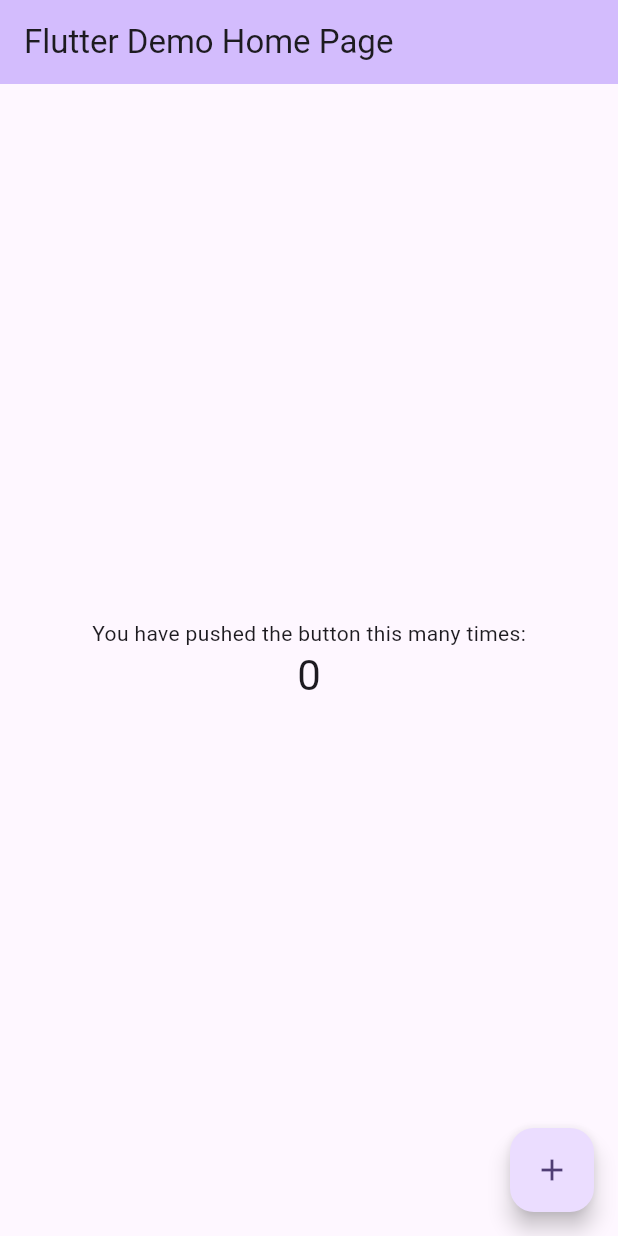
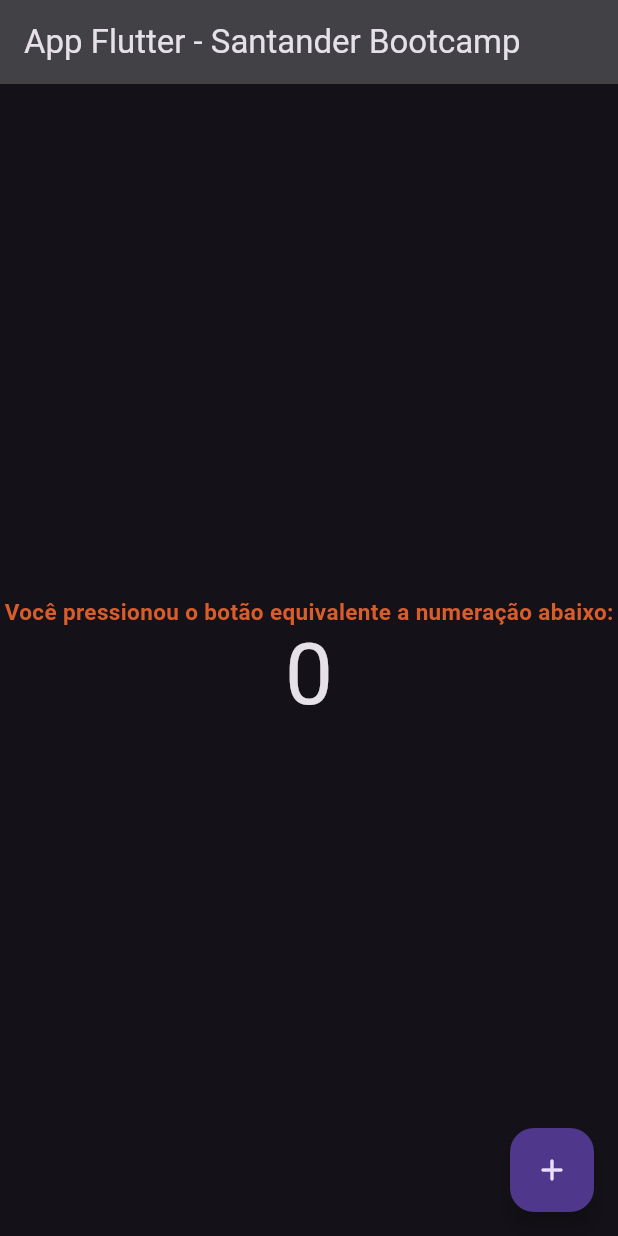
Before and after one commit to mourajrs/diomeuappflutter, a Flutter app: the screen it shows after launch, on a phone screen of 412 x 824 dp. Run offline on Flutter 3.47's test engine with Material 2 defaults, Android fonts, the phone set to English and light mode, and no system bars.

Commit message:
style(main): add dark theme and change font color

```diff
--- a/lib/main.dart
+++ b/lib/main.dart
@@ -13,43 +13,17 @@ class MyApp extends StatelessWidget {
     return MaterialApp(
       title: 'Flutter Demo',
       theme: ThemeData(
-        // This is the theme of your application.
-        //
-        // TRY THIS: Try running your application with "flutter run". You'll see
-        // the application has a blue toolbar. Then, without quitting the app,
-        // try changing the seedColor in the colorScheme below to Colors.green
-        // and then invoke "hot reload" (save your changes or press the "hot
-        // reload" button in a Flutter-supported IDE, or press "r" if you used
-        // the command line to start the app).
-        //
-        // Notice that the counter didn't reset back to zero; the application
-        // state is not lost during the reload. To reset the state, use hot
-        // restart instead.
-        //
-        // This works for code too, not just values: Most code changes can be
-        // tested with just a hot reload.
-        colorScheme: ColorScheme.fromSeed(seedColor: Colors.deepPurple),
+        brightness: Brightness.dark,
         useMaterial3: true,
       ),
-      home: const MyHomePage(title: 'Flutter Demo Home Page'),
+      home: const MyHomePage(title: 'App Flutter - Santander Bootcamp'),
     );
   }
 }
 
 class MyHomePage extends StatefulWidget {
   const MyHomePage({super.key, required this.title});
-
-  // This widget is the home page of your application. It is stateful, meaning
-  // that it has a State object (defined below) that contains fields that affect
-  // how it looks.
-
-  // This class is the configuration for the state. It holds the values (in this
-  // case the title) provided by the parent (in this case the App widget) and
-  // used by the build method of the State. Fields in a Widget subclass are
-  // always marked "final".
-
   final String title;
-
   @override
   State<MyHomePage> createState() => _MyHomePageState();
 }
@@ -59,58 +33,30 @@ class _MyHomePageState extends State<MyHomePage> {
 
   void _incrementCounter() {
     setState(() {
-      // This call to setState tells the Flutter framework that something has
-      // changed in this State, which causes it to rerun the build method below
-      // so that the display can reflect the updated values. If we changed
-      // _counter without calling setState(), then the build method would not be
-      // called again, and so nothing would appear to happen.
       _counter++;
     });
   }
 
   @override
   Widget build(BuildContext context) {
-    // This method is rerun every time setState is called, for instance as done
-    // by the _incrementCounter method above.
-    //
-    // The Flutter framework has been optimized to make rerunning build methods
-    // fast, so that you can just rebuild anything that needs updating rather
-    // than having to individually change instances of widgets.
     return Scaffold(
       appBar: AppBar(
-        // TRY THIS: Try changing the color here to a specific color (to
-        // Colors.amber, perhaps?) and trigger a hot reload to see the AppBar
-        // change color while the other colors stay the same.
-        backgroundColor: Theme.of(context).colorScheme.inversePrimary,
-        // Here we take the value from the MyHomePage object that was created by
-        // the App.build method, and use it to set our appbar title.
+        backgroundColor: Theme.of(context).splashColor,
         title: Text(widget.title),
       ),
       body: Center(
-        // Center is a layout widget. It takes a single child and positions it
-        // in the middle of the parent.
         child: Column(
-          // Column is also a layout widget. It takes a list of children and
-          // arranges them vertically. By default, it sizes itself to fit its
-          // children horizontally, and tries to be as tall as its parent.
-          //
-          // Column has various properties to control how it sizes itself and
-          // how it positions its children. Here we use mainAxisAlignment to
-          // center the children vertically; the main axis here is the vertical
-          // axis because Columns are vertical (the cross axis would be
-          // horizontal).
-          //
-          // TRY THIS: Invoke "debug painting" (choose the "Toggle Debug Paint"
-          // action in the IDE, or press "p" in the console), to see the
-          // wireframe for each widget.
           mainAxisAlignment: MainAxisAlignment.center,
           children: <Widget>[
             const Text(
-              'You have pushed the button this many times:',
-            ),
+                'Você pressionou o botão equivalente a numeração abaixo:',
+                style: TextStyle(
+                    color: Color.fromARGB(255, 217, 93, 43),
+                    fontSize: 15,
+                    fontWeight: FontWeight.bold)),
             Text(
               '$_counter',
-              style: Theme.of(context).textTheme.headlineMedium,
+              style: Theme.of(context).textTheme.displayLarge,
             ),
           ],
         ),
@@ -118,8 +64,8 @@ class _MyHomePageState extends State<MyHomePage> {
       floatingActionButton: FloatingActionButton(
         onPressed: _incrementCounter,
         tooltip: 'Increment',
-        child: const Icon(Icons.add),
-      ), // This trailing comma makes auto-formatting nicer for build methods.
+        child: const Icon(Icons.add_rounded),
+      ),
     );
   }
 }
```
